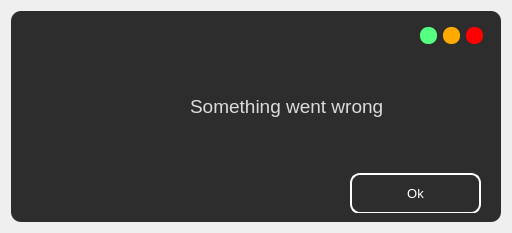
Before: the Qt Designer form frontend/alert_dialog.ui in Android-Jester/iAttend, drawn with Qt 5.
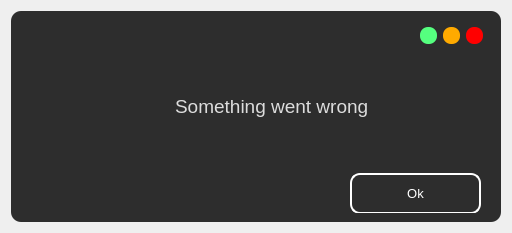
After: the same form once the commit is applied. Icons and pictures are not drawn.

```diff
--- a/frontend/alert_dialog.ui
+++ b/frontend/alert_dialog.ui
@@ -199,7 +199,7 @@
           <number>0</number>
          </property>
          <property name="rightMargin">
-          <number>0</number>
+          <number>20</number>
          </property>
          <property name="bottomMargin">
           <number>0</number>
@@ -208,7 +208,7 @@
           <widget class="QLabel" name="label_3">
            <property name="maximumSize">
             <size>
-             <width>50</width>
+             <width>40</width>
              <height>16777215</height>
             </size>
            </property>
@@ -231,7 +231,7 @@
             </font>
            </property>
            <property name="styleSheet">
-            <string notr="true"/>
+            <string notr="true">padding-left:-10px;</string>
            </property>
            <property name="text">
             <string> Something went wrong</string>
```
Left out of the diff: 1 changed line with no effect on the pictures.
